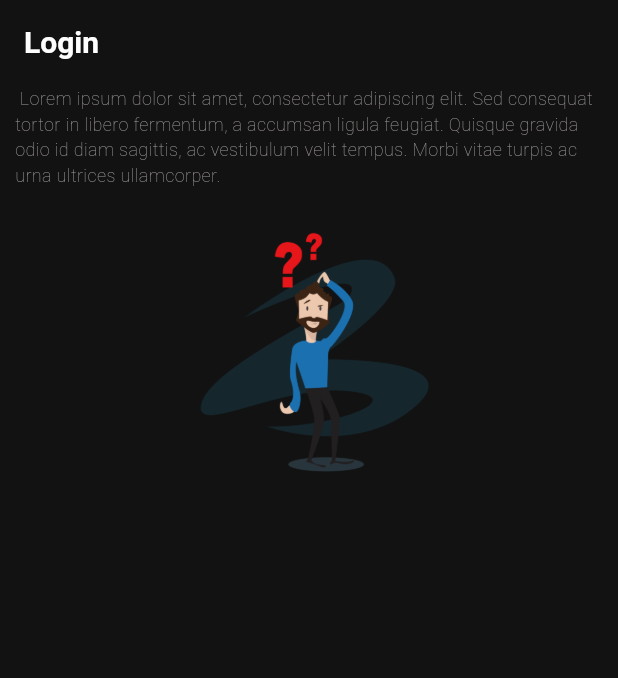
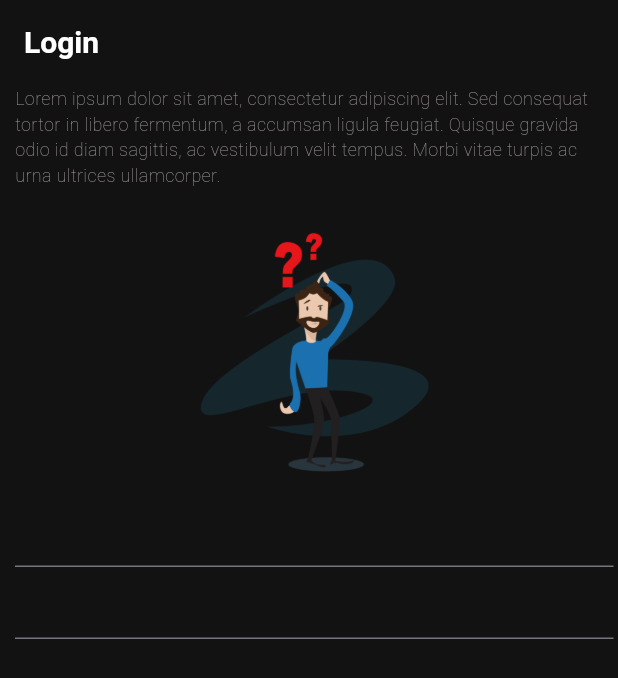
Before and after one commit to hasithamanohara/firebase_auth, a Flutter app: the screen it shows after launch, on a phone screen of 412 x 824 dp. Shown: the top 678 px of the screen. Run offline on Flutter 3.47's test engine with Material 3 defaults, Android fonts, the phone set to English and light mode, and no system bars; our stand-ins replace firebase_auth, firebase_core; accounts and stored records are empty.

```diff
--- a/lib/constants/description.dart
+++ b/lib/constants/description.dart
@@ -1,2 +1,2 @@
 const String description =
-    " Lorem ipsum dolor sit amet, consectetur adipiscing elit. Sed consequat tortor in libero fermentum, a accumsan ligula feugiat. Quisque gravida odio id diam sagittis, ac vestibulum velit tempus. Morbi vitae turpis ac urna ultrices ullamcorper.";
+    ("Lorem ipsum dolor sit amet, consectetur adipiscing elit. Sed consequat tortor in libero fermentum, a accumsan ligula feugiat. Quisque gravida odio id diam sagittis, ac vestibulum velit tempus. Morbi vitae turpis ac urna ultrices ullamcorper.");
--- a/lib/screens/authentication/login.dart
+++ b/lib/screens/authentication/login.dart
@@ -14,6 +14,12 @@ class Login extends StatefulWidget {
 class _LoginState extends State<Login> {
   //ref for the log in statte
   final AuthServices _auth = AuthServices();
+
+  //global key for form identify
+  final _formKey = GlobalKey<FormState>();
+  //variable for store valuve of password and email address
+  String email ="";
+  String password ="";
 
   @override
   Widget build(BuildContext context) {
@@ -39,14 +45,24 @@ class _LoginState extends State<Login> {
             Center(
                 child: Image.asset('assets/images/man.png',
                     height: 180, width: 180)),
-            const Form(
+            Form(
                 child: Column(
+                  key: _formKey,
               children: [
                 //email
+                TextFormField(
+                  validator: (value) {
+                    if(value == null || value.isEmpty){
+                      return 'please enter valid text';
+                    }
+                    return null;
+                  },
+                ),
                 //pasword
+                TextFormField(),
                 //google
                 //register
-                //button
+                //log in button
                 //anonymas
               ],
             ))
```
